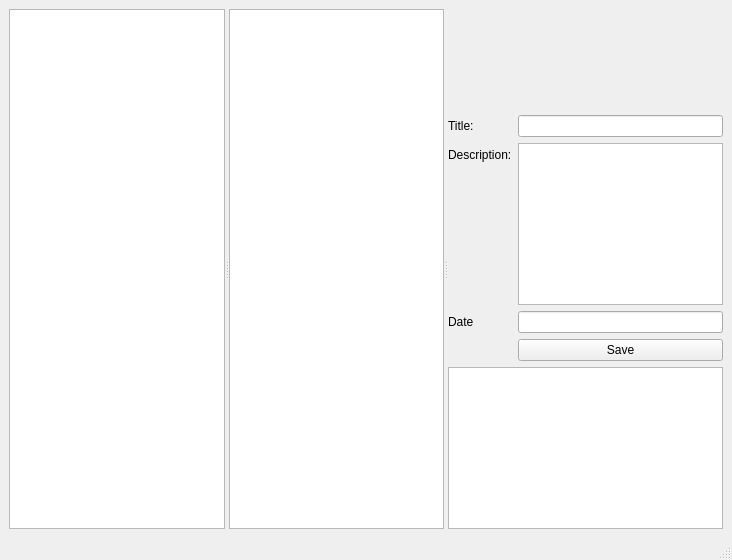
Before: the Qt Designer form data/main.ui in KarolBedkowski/exifeditor, drawn with Qt 5.
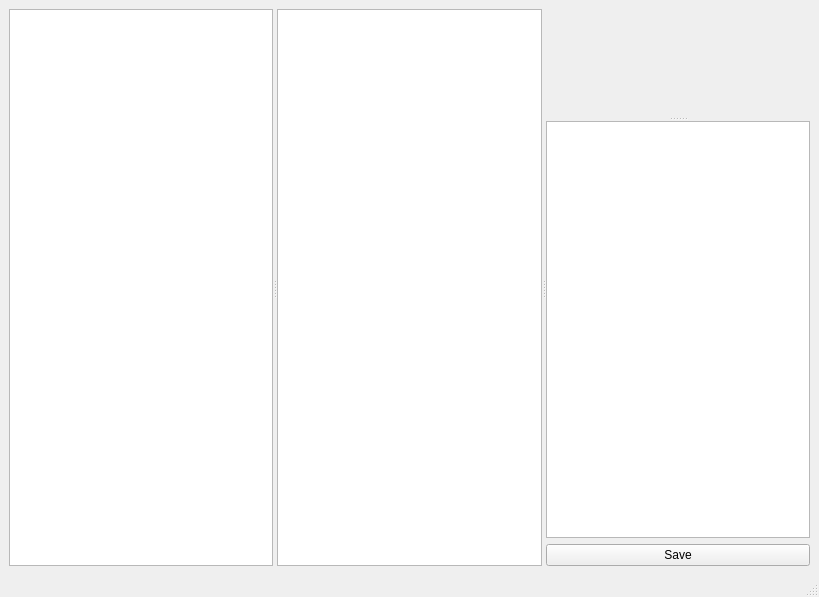
After: the same form once the commit is applied.

```diff
--- a/data/main.ui
+++ b/data/main.ui
@@ -6,29 +6,17 @@
    <rect>
     <x>0</x>
     <y>0</y>
-    <width>732</width>
-    <height>560</height>
+    <width>819</width>
+    <height>597</height>
    </rect>
   </property>
   <property name="windowTitle">
    <string>ExifEditor</string>
   </property>
   <widget class="QWidget" name="centralwidget">
-   <layout class="QGridLayout" name="gridLayout">
-    <item row="0" column="0">
-     <widget class="QSplitter" name="splitter">
-      <property name="sizePolicy">
-       <sizepolicy hsizetype="Expanding" vsizetype="Expanding">
-        <horstretch>0</horstretch>
-        <verstretch>100</verstretch>
-       </sizepolicy>
-      </property>
-      <property name="maximumSize">
-       <size>
-        <width>16777215</width>
-        <height>16777215</height>
-       </size>
-      </property>
+   <layout class="QVBoxLayout" name="verticalLayout_2">
+    <item>
+     <widget class="QSplitter" name="splitter_2">
       <property name="orientation">
        <enum>Qt::Horizontal</enum>
       </property>
@@ -42,11 +30,12 @@
        </property>
       </widget>
       <widget class="QWidget" name="verticalLayoutWidget">
-       <layout class="QVBoxLayout" name="verticalLayout" stretch="0,0,0">
-        <property name="sizeConstraint">
-         <enum>QLayout::SetMaximumSize</enum>
-        </property>
+       <layout class="QVBoxLayout" name="verticalLayout">
         <item>
+         <widget class="QSplitter" name="splitter">
+          <property name="orientation">
+           <enum>Qt::Vertical</enum>
+          </property>
          <widget class="QLabel" name="g_view">
           <property name="sizePolicy">
            <sizepolicy hsizetype="Expanding" vsizetype="Expanding">
@@ -67,55 +56,42 @@
            <bool>false</bool>
           </property>
          </widget>
+          <widget class="QTreeView" name="tv_info">
+           <property name="sizePolicy">
+            <sizepolicy hsizetype="Expanding" vsizetype="Expanding">
+             <horstretch>0</horstretch>
+             <verstretch>2</verstretch>
+            </sizepolicy>
+           </property>
+           <property name="minimumSize">
+            <size>
+             <width>100</width>
+             <height>200</height>
+            </size>
+           </property>
+           <property name="autoExpandDelay">
+            <number>0</number>
+           </property>
+           <property name="sortingEnabled">
+            <bool>true</bool>
+           </property>
+           <property name="allColumnsShowFocus">
+            <bool>true</bool>
+           </property>
+           <attribute name="headerCascadingSectionResizes">
+            <bool>true</bool>
+           </attribute>
+          </widget>
+         </widget>
         </item>
         <item>
-         <layout class="QFormLayout" name="formLayout">
-          <property name="sizeConstraint">
-           <enum>QLayout::SetMinimumSize</enum>
-          </property>
-          <item row="1" column="0">
-           <widget class="QLabel" name="label">
-            <property name="text">
-             <string>Title:</string>
-            </property>
-           </widget>
-          </item>
-          <item row="1" column="1">
-           <widget class="QLineEdit" name="lineEdit"/>
-          </item>
-          <item row="2" column="0">
-           <widget class="QLabel" name="label_2">
-            <property name="text">
-             <string>Description:</string>
-            </property>
-           </widget>
-          </item>
-          <item row="4" column="0">
-           <widget class="QLabel" name="label_3">
-            <property name="text">
-             <string>Date</string>
-            </property>
-           </widget>
-          </item>
-          <item row="4" column="1">
-           <widget class="QLineEdit" name="lineEdit_3"/>
-          </item>
-          <item row="5" column="1">
            <widget class="QPushButton" name="b_save">
             <property name="text">
              <string>Save</string>
             </property>
            </widget>
           </item>
-          <item row="2" column="1">
-           <widget class="QPlainTextEdit" name="e_description"/>
-          </item>
-         </layout>
-        </item>
-        <item>
-         <widget class="QTableView" name="lv_info"/>
-        </item>
-       </layout>
+       </layout>
       </widget>
      </widget>
     </item>
```
Left out of the diff: 7 changed lines with no effect on the pictures. Lines whose indentation alone changed are shown as unchanged.
